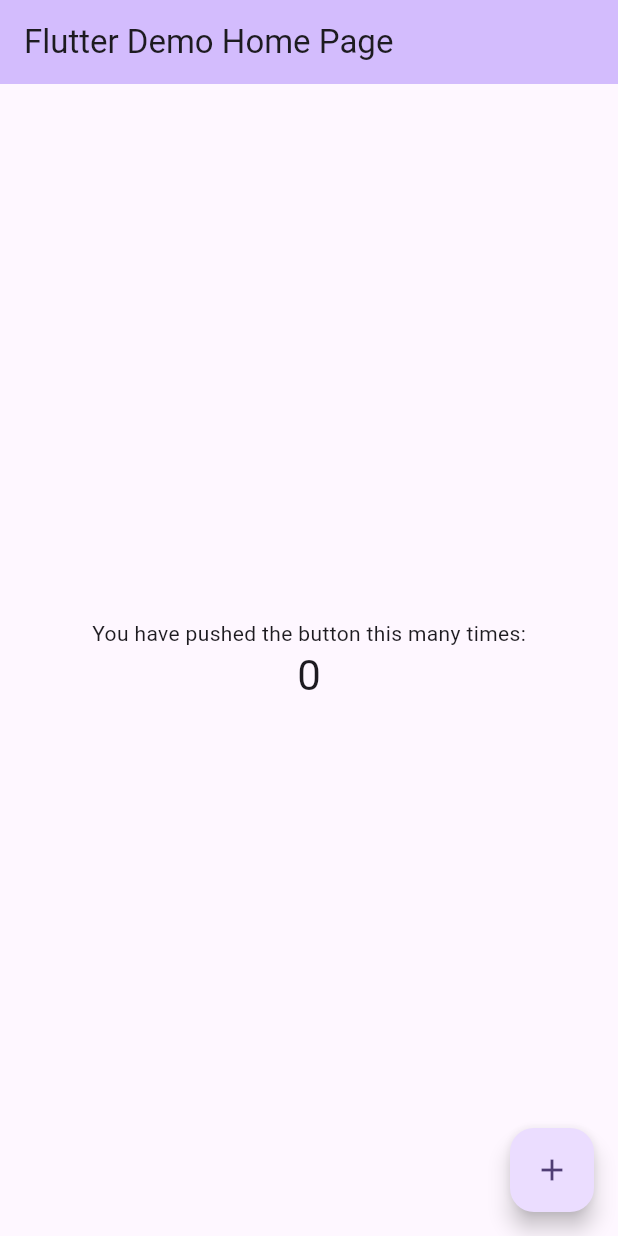
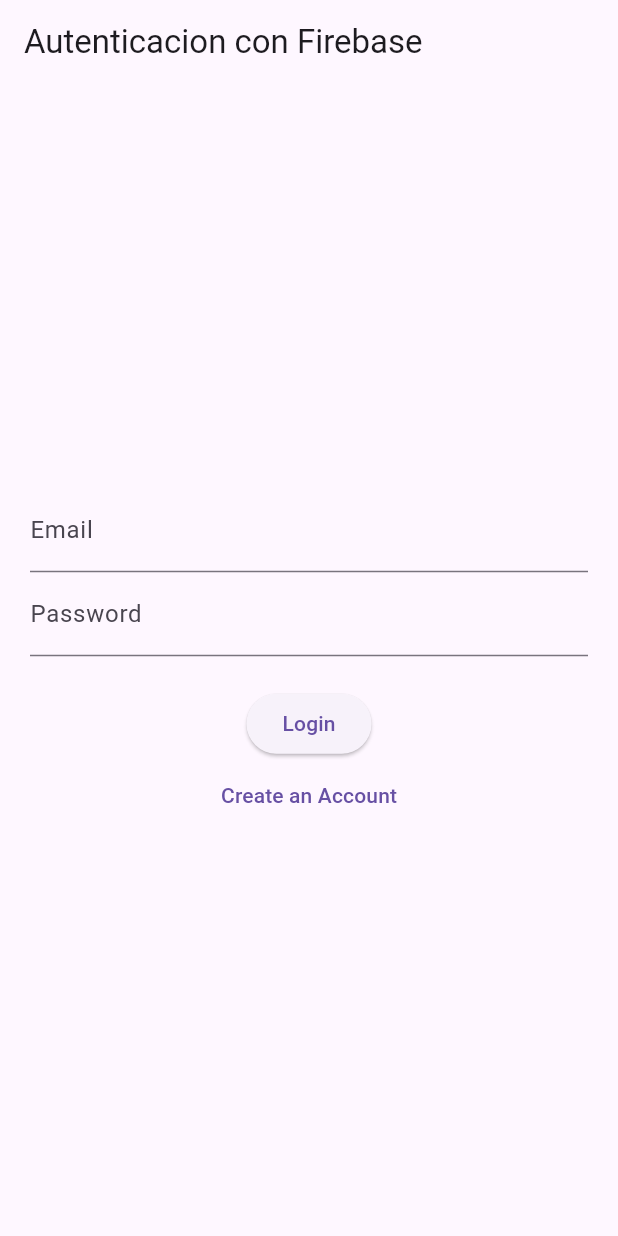
Before and after one commit to DEPP0804/Ecosoftware, a Flutter app: the screen it shows after launch, on a phone screen of 412 x 824 dp. Run offline on Flutter 3.47's test engine with Material 3 defaults, Android fonts, the light colour scheme and no system bars; our stand-ins replace firebase_auth, firebase_core; accounts and stored records are empty.

Commit message:
Conexion con firebase para la autenticacion

```diff
--- a/lib/Controllers/auth_controller.dart
+++ b/lib/Controllers/auth_controller.dart
@@ -0,0 +1,40 @@
+import 'package:firebase_auth/firebase_auth.dart';
+
+class AuthController {
+  final FirebaseAuth _auth = FirebaseAuth.instance;
+  User? get currentUser => _auth.currentUser;
+  Stream<User?> get authStateChanges => _auth.authStateChanges();
+
+  Future<void> signInWithEmailAndPassword({
+    required String email,
+    required String password,
+  }) async {
+    try {
+      await _auth.signInWithEmailAndPassword(email: email, password: password);
+    } catch (e) {
+      print(e.toString());
+    }
+  }
+
+  Future<void> createUserWithEmailAndPassword({
+    required String email,
+    required String password,
+  }) async {
+    try {
+      await _auth.createUserWithEmailAndPassword(
+        email: email,
+        password: password,
+      );
+    } catch (e) {
+      print(e.toString());
+    }
+  }
+
+  Future<void> signOut() async {
+    try {
+      await _auth.signOut();
+    } catch (e) {
+      print(e.toString());
+    }
+  }
+}
--- a/lib/Views/login_view/login_register_page.dart
+++ b/lib/Views/login_view/login_register_page.dart
@@ -0,0 +1,102 @@
+import 'package:ecosoftware/controllers/auth_controller.dart';
+import 'package:firebase_auth/firebase_auth.dart';
+import 'package:flutter/material.dart';
+
+enum Screens { createAccount, wellcomeBack }
+
+class LoginPage extends StatefulWidget {
+  const LoginPage({Key? key}) : super(key: key);
+
+  @override
+  State<LoginPage> createState() => _LoginPageState();
+}
+
+class _LoginPageState extends State<LoginPage> {
+  String? errorMessage = '';
+  bool isLogin = true;
+  final TextEditingController _emailController = TextEditingController();
+  final TextEditingController _passwordController = TextEditingController();
+
+  Future<void> signInWithEmailAndPassword() async {
+    try {
+      await AuthController().signInWithEmailAndPassword(
+        email: _emailController.text,
+        password: _passwordController.text,
+      );
+    } on FirebaseAuthException catch (e) {
+      setState(() {
+        errorMessage = e.message;
+      });
+    }
+  }
+
+  Future<void> createUserWithEmailAndPassword() async {
+    try {
+      await AuthController().createUserWithEmailAndPassword(
+        email: _emailController.text,
+        password: _passwordController.text,
+      );
+    } on FirebaseAuthException catch (e) {
+      setState(() {
+        errorMessage = e.message;
+      });
+    }
+  }
+
+  Widget _title() {
+    return const Text('Autenticacion con Firebase');
+  }
+
+  Widget _entryField(String title, TextEditingController controller) {
+    return TextField(
+      controller: controller,
+      decoration: InputDecoration(labelText: title),
+    );
+  }
+
+  Widget _errorMessage() {
+    return Text(errorMessage == '' ? '' : 'Humm ? $errorMessage');
+  }
+
+  Widget _submitButton() {
+    return ElevatedButton(
+      onPressed:
+          isLogin ? signInWithEmailAndPassword : createUserWithEmailAndPassword,
+      child: Text(isLogin ? 'Login' : 'Register'),
+    );
+  }
+
+  Widget _loginOrRegisterButton() {
+    return TextButton(
+      onPressed: () {
+        setState(() {
+          isLogin = !isLogin;
+        });
+      },
+      child: Text(isLogin ? 'Create an Account' : 'I already have an account'),
+    );
+  }
+
+  @override
+  Widget build(BuildContext context) {
+    return Scaffold(
+      appBar: AppBar(title: _title()),
+      body: Container(
+        height: double.infinity,
+        width: double.infinity,
+        padding: const EdgeInsets.all(20),
+        child: Column(
+          crossAxisAlignment: CrossAxisAlignment.center,
+          mainAxisAlignment: MainAxisAlignment.center,
+          children: [
+            _entryField('Email', _emailController),
+            _entryField('Password', _passwordController),
+            _errorMessage(),
+            _submitButton(),
+            _loginOrRegisterButton(),
+          ],
+        ),
+      ),
+    );
+  }
+}
--- a/lib/Views/login_view/widget_tree.dart
+++ b/lib/Views/login_view/widget_tree.dart
@@ -0,0 +1,27 @@
+import 'package:ecosoftware/Views/login_view/home_page.dart';
+import 'package:ecosoftware/Views/login_view/login_register_page.dart';
+import 'package:ecosoftware/controllers/auth_controller.dart';
+import 'package:flutter/material.dart';
+
+class WidgetTree extends StatefulWidget {
+  const WidgetTree({Key? key}) : super(key: key);
+
+  @override
+  State<WidgetTree> createState() => _WidgetTreeState();
+}
+
+class _WidgetTreeState extends State<WidgetTree> {
+  @override
+  Widget build(BuildContext context) {
+    return StreamBuilder(
+      stream: AuthController().authStateChanges,
+      builder: (context, snapshot) {
+        if (snapshot.hasData) {
+          return HomePage();
+        } else {
+          return const LoginPage();
+        }
+      },
+    );
+  }
+}
--- a/lib/main.dart
+++ b/lib/main.dart
@@ -1,6 +1,10 @@
+import 'package:ecosoftware/Views/login_view/widget_tree.dart';
+import 'package:firebase_core/firebase_core.dart';
 import 'package:flutter/material.dart';
 
-void main() {
+Future<void> main() async {
+  WidgetsFlutterBinding.ensureInitialized();
+  await Firebase.initializeApp();
   runApp(const MyApp());
 }
 
@@ -10,57 +14,9 @@ class MyApp extends StatelessWidget {
   @override
   Widget build(BuildContext context) {
     return MaterialApp(
-      title: 'Flutter Demo',
-      theme: ThemeData(
-        colorScheme: ColorScheme.fromSeed(seedColor: Colors.deepPurple),
-      ),
-      home: const MyHomePage(title: 'Flutter Demo Home Page'),
+      debugShowCheckedModeBanner: false,
+      theme: ThemeData(primarySwatch: Colors.blue),
+      home: const WidgetTree(),
     );
   }
 }
-
-class MyHomePage extends StatefulWidget {
-  const MyHomePage({super.key, required this.title});
-
-  final String title;
-
-  @override
-  State<MyHomePage> createState() => _MyHomePageState();
-}
-
-class _MyHomePageState extends State<MyHomePage> {
-  int _counter = 0;
-
-  void _incrementCounter() {
-    setState(() {
-      _counter++;
-    });
-  }
-
-  @override
-  Widget build(BuildContext context) {
-    return Scaffold(
-      appBar: AppBar(
-        backgroundColor: Theme.of(context).colorScheme.inversePrimary,
-        title: Text(widget.title),
-      ),
-      body: Center(
-        child: Column(
-          mainAxisAlignment: MainAxisAlignment.center,
-          children: <Widget>[
-            const Text('You have pushed the button this many times:'),
-            Text(
-              '$_counter',
-              style: Theme.of(context).textTheme.headlineMedium,
-            ),
-          ],
-        ),
-      ),
-      floatingActionButton: FloatingActionButton(
-        onPressed: _incrementCounter,
-        tooltip: 'Increment',
-        child: const Icon(Icons.add),
-      ),
-    );
-  }
-}
--- a/pubspec.yaml
+++ b/pubspec.yaml
@@ -34,6 +34,8 @@ dependencies:
   # The following adds the Cupertino Icons font to your application.
   # Use with the CupertinoIcons class for iOS style icons.
   cupertino_icons: ^1.0.8
+  firebase_core: ^3.12.1
+  firebase_auth: ^5.5.1
 
 dev_dependencies:
   flutter_test:
```
Also changed, not shown: lib/Views/login_view/home_page.dart (+39 -0 lines), pubspec.lock, 6 other files.
